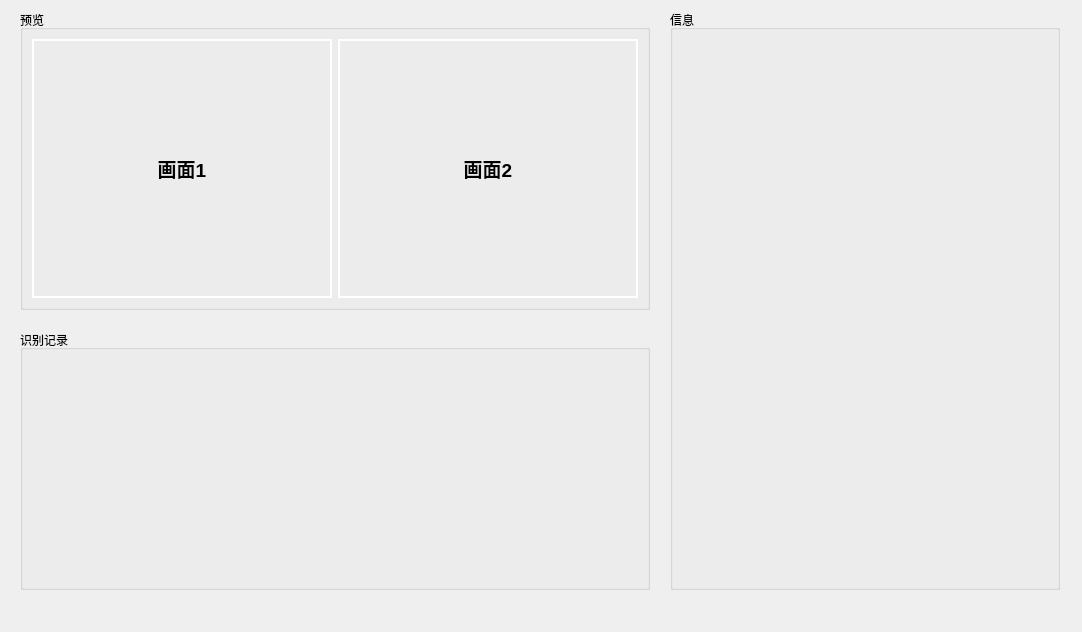
Old version of the form PreviewView/previewview.ui in the repository Flzjler/LaborEye.
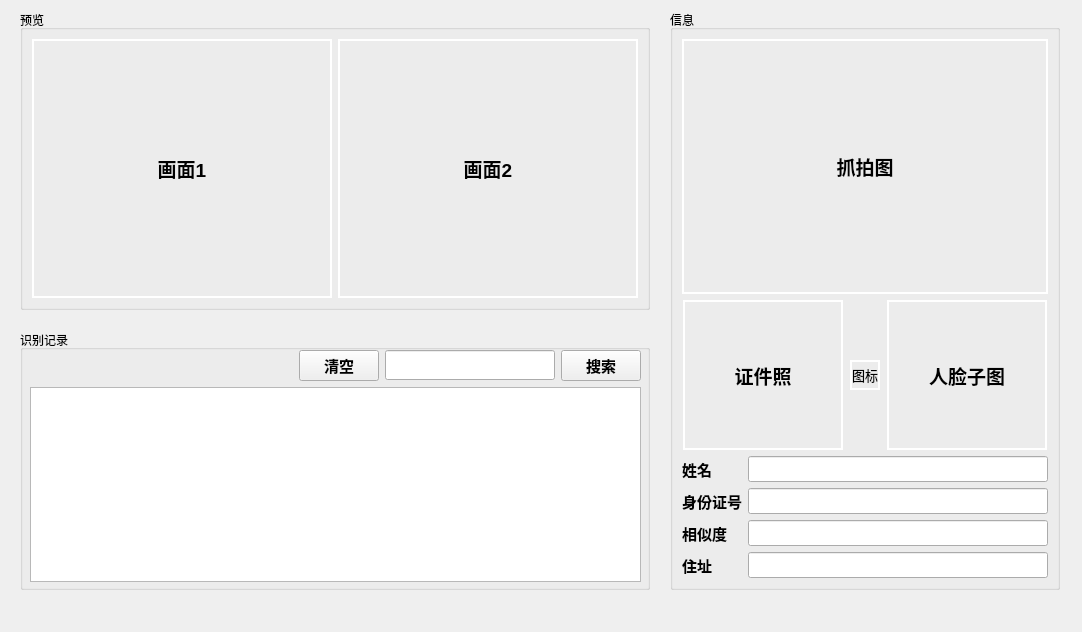
New version of the form.

Commit message: 住户信息、预览界面UI设计完成

Patch:
```diff
--- a/PreviewView/previewview.ui
+++ b/PreviewView/previewview.ui
@@ -108,6 +108,92 @@
    <property name="title">
     <string>识别记录</string>
    </property>
+   <widget class="QWidget" name="layoutWidget">
+    <property name="geometry">
+     <rect>
+      <x>10</x>
+      <y>20</y>
+      <width>611</width>
+      <height>232</height>
+     </rect>
+    </property>
+    <layout class="QVBoxLayout" name="verticalLayout_6">
+     <item>
+      <layout class="QHBoxLayout" name="horizontalLayout_4">
+       <item>
+        <spacer name="horizontalSpacer">
+         <property name="orientation">
+          <enum>Qt::Horizontal</enum>
+         </property>
+         <property name="sizeHint" stdset="0">
+          <size>
+           <width>40</width>
+           <height>20</height>
+          </size>
+         </property>
+        </spacer>
+       </item>
+       <item>
+        <widget class="QPushButton" name="btnClear">
+         <property name="font">
+          <font>
+           <family>Arial</family>
+           <pointsize>11</pointsize>
+           <weight>75</weight>
+           <bold>true</bold>
+          </font>
+         </property>
+         <property name="text">
+          <string>清空</string>
+         </property>
+        </widget>
+       </item>
+       <item>
+        <widget class="QLineEdit" name="lineEdit">
+         <property name="minimumSize">
+          <size>
+           <width>170</width>
+           <height>30</height>
+          </size>
+         </property>
+         <property name="maximumSize">
+          <size>
+           <width>170</width>
+           <height>30</height>
+          </size>
+         </property>
+         <property name="font">
+          <font>
+           <family>Arial</family>
+           <pointsize>11</pointsize>
+           <weight>75</weight>
+           <bold>true</bold>
+          </font>
+         </property>
+        </widget>
+       </item>
+       <item>
+        <widget class="QPushButton" name="btnSearch">
+         <property name="font">
+          <font>
+           <family>Arial</family>
+           <pointsize>11</pointsize>
+           <weight>75</weight>
+           <bold>true</bold>
+          </font>
+         </property>
+         <property name="text">
+          <string>搜索</string>
+         </property>
+        </widget>
+       </item>
+      </layout>
+     </item>
+     <item>
+      <widget class="QListWidget" name="lstRecord"/>
+     </item>
+    </layout>
+   </widget>
   </widget>
   <widget class="QGroupBox" name="gpbInfo">
    <property name="geometry">
@@ -127,6 +213,294 @@
    <property name="title">
     <string>信息</string>
    </property>
+   <layout class="QVBoxLayout" name="verticalLayout_5">
+    <item>
+     <layout class="QVBoxLayout" name="verticalLayout_4">
+      <item>
+       <widget class="QLabel" name="lblCapture">
+        <property name="minimumSize">
+         <size>
+          <width>350</width>
+          <height>210</height>
+         </size>
+        </property>
+        <property name="font">
+         <font>
+          <family>Arial</family>
+          <pointsize>14</pointsize>
+          <weight>75</weight>
+          <bold>true</bold>
+         </font>
+        </property>
+        <property name="styleSheet">
+         <string notr="true">border-width: 2px;
+border-style: solid;
+border-color: rgb(255, 255, 255);</string>
+        </property>
+        <property name="text">
+         <string>抓拍图</string>
+        </property>
+        <property name="alignment">
+         <set>Qt::AlignCenter</set>
+        </property>
+       </widget>
+      </item>
+      <item>
+       <layout class="QHBoxLayout" name="horizontalLayout_3">
+        <item>
+         <widget class="QLabel" name="lblAvatar">
+          <property name="minimumSize">
+           <size>
+            <width>160</width>
+            <height>150</height>
+           </size>
+          </property>
+          <property name="maximumSize">
+           <size>
+            <width>160</width>
+            <height>150</height>
+           </size>
+          </property>
+          <property name="font">
+           <font>
+            <family>Arial</family>
+            <pointsize>14</pointsize>
+            <weight>75</weight>
+            <bold>true</bold>
+           </font>
+          </property>
+          <property name="styleSheet">
+           <string notr="true">border-width: 2px;
+border-style: solid;
+border-color: rgb(255, 255, 255);</string>
+          </property>
+          <property name="text">
+           <string>证件照</string>
+          </property>
+          <property name="alignment">
+           <set>Qt::AlignCenter</set>
+          </property>
+         </widget>
+        </item>
+        <item>
+         <widget class="QLabel" name="label">
+          <property name="minimumSize">
+           <size>
+            <width>30</width>
+            <height>30</height>
+           </size>
+          </property>
+          <property name="maximumSize">
+           <size>
+            <width>30</width>
+            <height>30</height>
+           </size>
+          </property>
+          <property name="font">
+           <font>
+            <family>Arial</family>
+            <pointsize>10</pointsize>
+            <weight>50</weight>
+            <bold>false</bold>
+           </font>
+          </property>
+          <property name="styleSheet">
+           <string notr="true">border-width: 2px;
+border-style: solid;
+border-color: rgb(255, 255, 255);</string>
+          </property>
+          <property name="text">
+           <string>图标</string>
+          </property>
+          <property name="alignment">
+           <set>Qt::AlignCenter</set>
+          </property>
+         </widget>
+        </item>
+        <item>
+         <widget class="QLabel" name="lblFace">
+          <property name="minimumSize">
+           <size>
+            <width>160</width>
+            <height>150</height>
+           </size>
+          </property>
+          <property name="maximumSize">
+           <size>
+            <width>160</width>
+            <height>150</height>
+           </size>
+          </property>
+          <property name="font">
+           <font>
+            <family>Arial</family>
+            <pointsize>14</pointsize>
+            <weight>75</weight>
+            <bold>true</bold>
+           </font>
+          </property>
+          <property name="styleSheet">
+           <string notr="true">border-width: 2px;
+border-style: solid;
+border-color: rgb(255, 255, 255);</string>
+          </property>
+          <property name="text">
+           <string>人脸子图</string>
+          </property>
+          <property name="alignment">
+           <set>Qt::AlignCenter</set>
+          </property>
+         </widget>
+        </item>
+       </layout>
+      </item>
+     </layout>
+    </item>
+    <item>
+     <layout class="QHBoxLayout" name="horizontalLayout_2">
+      <item>
+       <layout class="QVBoxLayout" name="verticalLayout_2">
+        <item>
+         <widget class="QLabel" name="lblName">
+          <property name="font">
+           <font>
+            <family>Arial</family>
+            <pointsize>11</pointsize>
+            <weight>75</weight>
+            <bold>true</bold>
+           </font>
+          </property>
+          <property name="text">
+           <string>姓名</string>
+          </property>
+         </widget>
+        </item>
+        <item>
+         <widget class="QLabel" name="lblIdCard">
+          <property name="font">
+           <font>
+            <family>Arial</family>
+            <pointsize>11</pointsize>
+            <weight>75</weight>
+            <bold>true</bold>
+           </font>
+          </property>
+          <property name="text">
+           <string>身份证号</string>
+          </property>
+         </widget>
+        </item>
+        <item>
+         <widget class="QLabel" name="lblSimilar">
+          <property name="font">
+           <font>
+            <family>Arial</family>
+            <pointsize>11</pointsize>
+            <weight>75</weight>
+            <bold>true</bold>
+           </font>
+          </property>
+          <property name="text">
+           <string>相似度</string>
+          </property>
+         </widget>
+        </item>
+        <item>
+         <widget class="QLabel" name="lblAddress">
+          <property name="font">
+           <font>
+            <family>Arial</family>
+            <pointsize>11</pointsize>
+            <weight>75</weight>
+            <bold>true</bold>
+           </font>
+          </property>
+          <property name="text">
+           <string>住址</string>
+          </property>
+         </widget>
+        </item>
+       </layout>
+      </item>
+      <item>
+       <layout class="QVBoxLayout" name="verticalLayout_3">
+        <item>
+         <widget class="QLineEdit" name="ledtName">
+          <property name="minimumSize">
+           <size>
+            <width>0</width>
+            <height>25</height>
+           </size>
+          </property>
+          <property name="font">
+           <font>
+            <family>Arial</family>
+            <pointsize>11</pointsize>
+            <weight>75</weight>
+            <bold>true</bold>
+           </font>
+          </property>
+         </widget>
+        </item>
+        <item>
+         <widget class="QLineEdit" name="ledtIdCard">
+          <property name="minimumSize">
+           <size>
+            <width>0</width>
+            <height>25</height>
+           </size>
+          </property>
+          <property name="font">
+           <font>
+            <family>Arial</family>
+            <pointsize>11</pointsize>
+            <weight>75</weight>
+            <bold>true</bold>
+           </font>
+          </property>
+         </widget>
+        </item>
+        <item>
+         <widget class="QLineEdit" name="ledtSimilar">
+          <property name="minimumSize">
+           <size>
+            <width>0</width>
+            <height>25</height>
+           </size>
+          </property>
+          <property name="font">
+           <font>
+            <family>Arial</family>
+            <pointsize>11</pointsize>
+            <weight>75</weight>
+            <bold>true</bold>
+           </font>
+          </property>
+         </widget>
+        </item>
+        <item>
+         <widget class="QLineEdit" name="ledtAddress">
+          <property name="minimumSize">
+           <size>
+            <width>0</width>
+            <height>25</height>
+           </size>
+          </property>
+          <property name="font">
+           <font>
+            <family>Arial</family>
+            <pointsize>11</pointsize>
+            <weight>75</weight>
+            <bold>true</bold>
+           </font>
+          </property>
+         </widget>
+        </item>
+       </layout>
+      </item>
+     </layout>
+    </item>
+   </layout>
   </widget>
  </widget>
  <resources/>
```
The commit also changes 4 other files.
